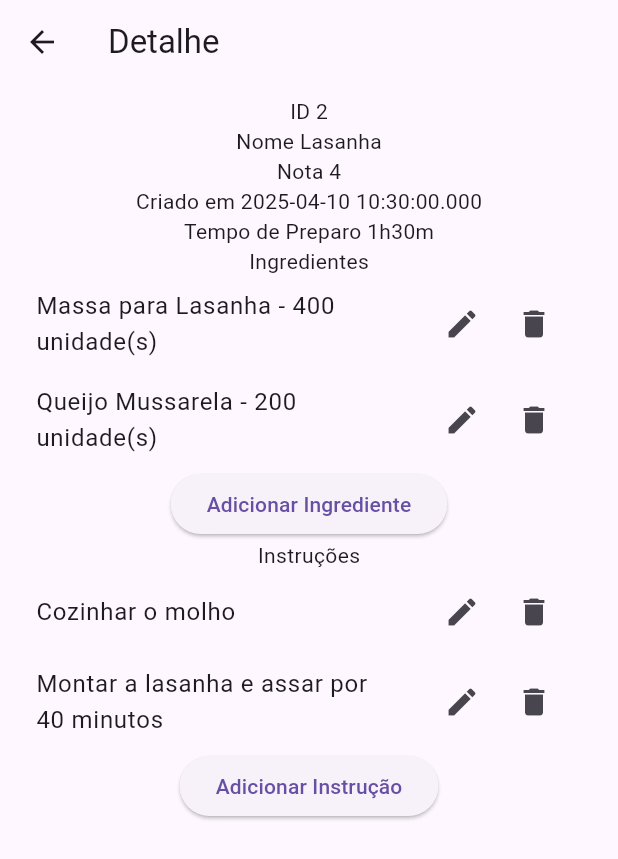
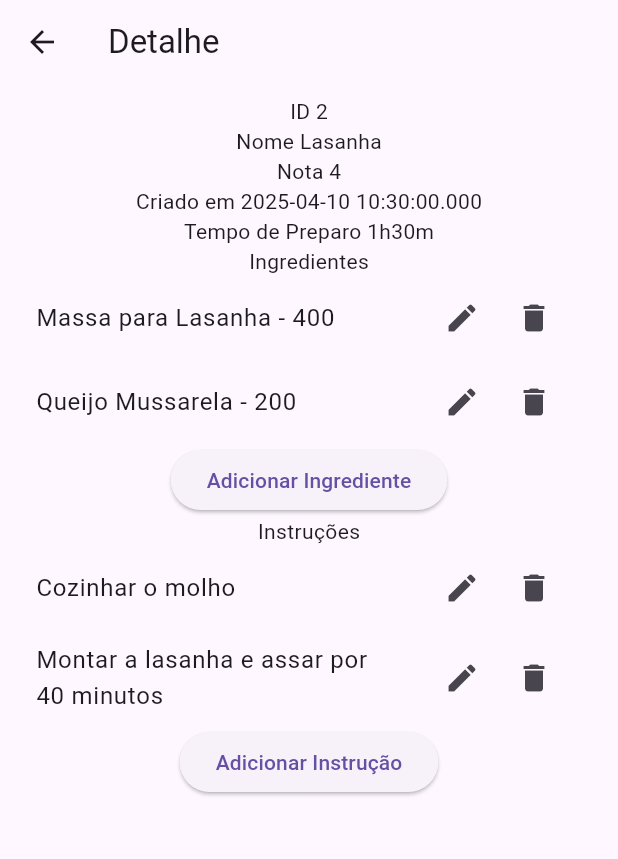
Before and after one commit to RicardoMBregalda/flutter_receitas, a Flutter app: the screen it shows after launch, after a tap on the "delete" icon, after a tap on "Lasanha", on a phone screen of 412 x 824 dp. Shown: the top 859 px of the screen. Run offline on Flutter 3.47's test engine with Material 3 defaults, Android fonts, the phone set to English and light mode, and no system bars; our stand-ins replace logger, sqflite; accounts and stored records are empty.

Commit message:
mudanca do campo quantidade do ingrediente pra string

```diff
--- a/lib/database/database_helper.dart
+++ b/lib/database/database_helper.dart
@@ -5,7 +5,7 @@ import 'package:sqflite/sqflite.dart';
 import 'sqls/ingrediente_sql.dart';
 
 class DatabaseHelper {
-  static final String _nomeBancoDeDados = "bancolocal12.db";
+  static final String _nomeBancoDeDados = "banco_receitas.db";
   static final int _versaoBancoDeDados = 1;
   static late Database _bancoDeDados;
 
--- a/lib/database/sqls/ingrediente_sql.dart
+++ b/lib/database/sqls/ingrediente_sql.dart
@@ -1,21 +1,21 @@
 class IngredienteSql {
   static String criarTabelaIngrediente() {
-    return "create table ingrediente(id text primary key, nome text not null, quantidade integer not null, receitaId text not null, FOREIGN KEY(receitaId) REFERENCES receita(id))";
+    return "create table ingrediente(id text primary key, nome text not null, quantidade text not null, receitaId text not null, FOREIGN KEY(receitaId) REFERENCES receita(id))";
   }
 
   static List<String> seedIngredientes() {
     return [
       // Ingredientes para a receita com id '1' (Feijoada)
-      "insert into ingrediente(id, nome, quantidade, receitaId) values ('1', 'Feijão Preto', 500, '1')",
-      "insert into ingrediente(id, nome, quantidade, receitaId) values ('2', 'Carne Seca', 300, '1')",
+      "insert into ingrediente(id, nome, quantidade, receitaId) values ('1', 'Feijão Preto', '500', '1')",
+      "insert into ingrediente(id, nome, quantidade, receitaId) values ('2', 'Carne Seca', '300', '1')",
 
       // Ingredientes para a receita com id '2' (Lasanha)
-      "insert into ingrediente(id, nome, quantidade, receitaId) values ('3', 'Massa para Lasanha', 400, '2')",
-      "insert into ingrediente(id, nome, quantidade, receitaId) values ('4', 'Queijo Mussarela', 200, '2')",
+      "insert into ingrediente(id, nome, quantidade, receitaId) values ('3', 'Massa para Lasanha', '400', '2')",
+      "insert into ingrediente(id, nome, quantidade, receitaId) values ('4', 'Queijo Mussarela', '200', '2')",
 
       // Ingredientes para a receita com id '3' (Moqueca)
-      "insert into ingrediente(id, nome, quantidade, receitaId) values ('5', 'Peixe Branco', 600, '3')",
-      "insert into ingrediente(id, nome, quantidade, receitaId) values ('6', 'Leite de Coco', 250, '3')",
+      "insert into ingrediente(id, nome, quantidade, receitaId) values ('5', 'Peixe Branco', '600', '3')",
+      "insert into ingrediente(id, nome, quantidade, receitaId) values ('6', 'Leite de Coco', '250', '3')",
     ];
   }
 }
--- a/lib/models/ingrediente.dart
+++ b/lib/models/ingrediente.dart
@@ -3,7 +3,7 @@ import 'dart:convert';
 class Ingrediente {
   String id;
   String nome;
-  int quantidade;
+  String quantidade;
   String receitaId;
 
   Ingrediente({
@@ -26,7 +26,7 @@ class Ingrediente {
     return Ingrediente(
       id: map['id'] as String,
       nome: map['nome'] as String,
-      quantidade: map['quantidade'] as int,
+      quantidade: map['quantidade'] as String,
       receitaId: map['receitaId'] as String,
     );
   }
--- a/lib/screens/ingrediente_create_screen.dart
+++ b/lib/screens/ingrediente_create_screen.dart
@@ -22,7 +22,7 @@ class _IngredienteCreateScreenState extends State<IngredienteCreateScreen> {
     var ingrediente = Ingrediente(
       id: Uuid().v4(),
       nome: _controllerNome.text,
-      quantidade: int.parse(_controllerQuantidade.text),
+      quantidade: _controllerQuantidade.text,
       receitaId: receita.id,
     );
     await IngredienteRepository().adicionar(ingrediente);
--- a/lib/screens/ingrediente_edit.dart
+++ b/lib/screens/ingrediente_edit.dart
@@ -32,7 +32,7 @@ class _IngredienteEditScreenState extends State<IngredienteEditScreen> {
       Ingrediente ingredienteEditado = Ingrediente(
         id: ingrediente.id,
         nome: _controllerNome.text,
-        quantidade: int.parse(_controllerQuantidade.text),
+        quantidade: _controllerQuantidade.text,
         receitaId: ingrediente.receitaId,
       );
       await IngredienteRepository().editar(ingredienteEditado);
--- a/lib/screens/receita_detalhe_screen.dart
+++ b/lib/screens/receita_detalhe_screen.dart
@@ -126,7 +126,7 @@ class _ReceitaDetalheScreenState extends State<ReceitaDetalheScreen> {
                         ],
                       ),
                       title: Text(
-                        '${_ingredientes[index].nome} - ${_ingredientes[index].quantidade} unidade(s)',
+                        '${_ingredientes[index].nome} - ${_ingredientes[index].quantidade}',
                       ),
                     );
                   },
```
